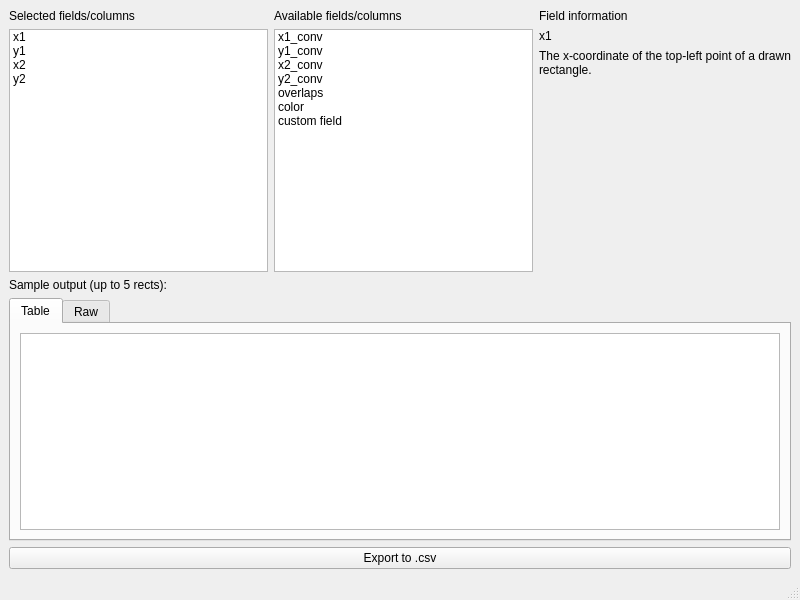
Before: the Qt Designer form src/main/resources/base/advexport.ui in lgactna/RectangleMappingTool, drawn with Qt 5.
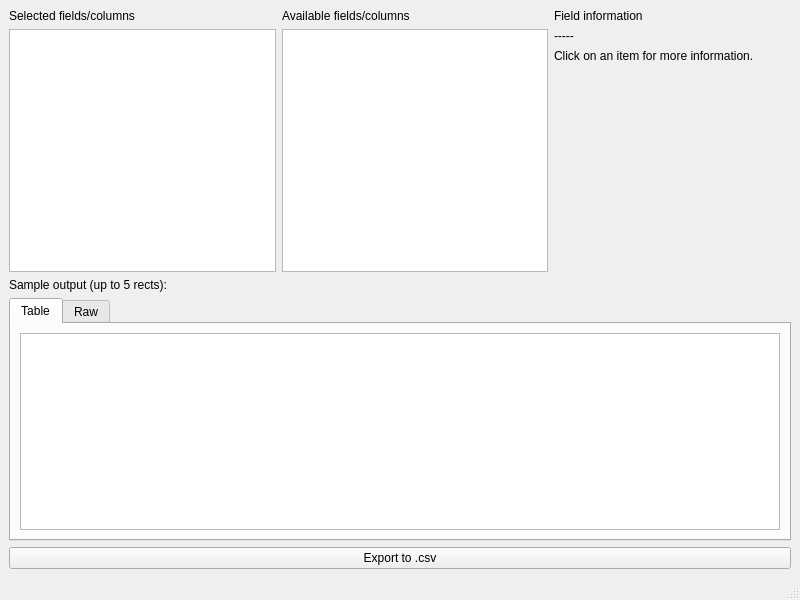
After: the same form once the commit is applied.

Commit message: default adv export window state changes

```diff
--- a/src/main/resources/base/advexport.ui
+++ b/src/main/resources/base/advexport.ui
@@ -26,7 +26,7 @@
          </sizepolicy>
         </property>
         <property name="text">
-         <string>x1</string>
+         <string>-----</string>
         </property>
         <property name="alignment">
          <set>Qt::AlignLeading|Qt::AlignLeft|Qt::AlignVCenter</set>
@@ -35,8 +35,14 @@
       </item>
       <item>
        <widget class="QLabel" name="selected_info_label">
+        <property name="minimumSize">
+         <size>
+          <width>237</width>
+          <height>0</height>
+         </size>
+        </property>
         <property name="text">
-         <string>The x-coordinate of the top-left point of a drawn rectangle.</string>
+         <string>Click on an item for more information.</string>
         </property>
         <property name="alignment">
          <set>Qt::AlignLeading|Qt::AlignLeft|Qt::AlignTop</set>
@@ -76,36 +82,6 @@
       </property>
      </widget>
     </item>
-    <item row="1" column="0">
-     <widget class="QListWidget" name="selected_fields_list">
-      <property name="dragDropMode">
-       <enum>QAbstractItemView::DragDrop</enum>
-      </property>
-      <property name="defaultDropAction">
-       <enum>Qt::MoveAction</enum>
-      </property>
-      <item>
-       <property name="text">
-        <string>x1</string>
-       </property>
-      </item>
-      <item>
-       <property name="text">
-        <string>y1</string>
-       </property>
-      </item>
-      <item>
-       <property name="text">
-        <string>x2</string>
-       </property>
-      </item>
-      <item>
-       <property name="text">
-        <string>y2</string>
-       </property>
-      </item>
-     </widget>
-    </item>
     <item row="1" column="1">
      <widget class="QListWidget" name="available_fields_list">
       <property name="dragDropMode">
@@ -114,41 +90,6 @@
       <property name="defaultDropAction">
        <enum>Qt::MoveAction</enum>
       </property>
-      <item>
-       <property name="text">
-        <string>x1_conv</string>
-       </property>
-      </item>
-      <item>
-       <property name="text">
-        <string>y1_conv</string>
-       </property>
-      </item>
-      <item>
-       <property name="text">
-        <string>x2_conv</string>
-       </property>
-      </item>
-      <item>
-       <property name="text">
-        <string>y2_conv</string>
-       </property>
-      </item>
-      <item>
-       <property name="text">
-        <string>overlaps</string>
-       </property>
-      </item>
-      <item>
-       <property name="text">
-        <string>color</string>
-       </property>
-      </item>
-      <item>
-       <property name="text">
-        <string>custom field</string>
-       </property>
-      </item>
      </widget>
     </item>
     <item row="3" column="0" colspan="3">
@@ -199,6 +140,16 @@
       </property>
      </widget>
     </item>
+    <item row="1" column="0">
+     <widget class="QListWidget" name="selected_fields_list">
+      <property name="dragDropMode">
+       <enum>QAbstractItemView::DragDrop</enum>
+      </property>
+      <property name="defaultDropAction">
+       <enum>Qt::MoveAction</enum>
+      </property>
+     </widget>
+    </item>
    </layout>
   </widget>
   <widget class="QMenuBar" name="menubar">
```
The commit also changes 2 other files.
